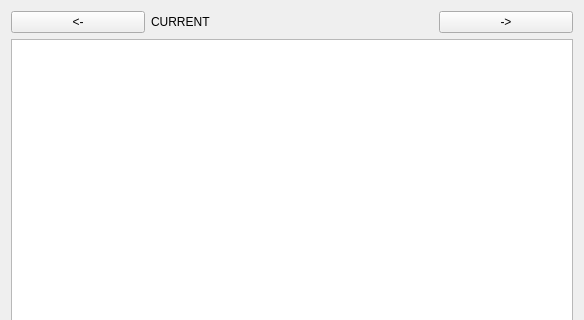
First picture: the form in src/periodsummary.ui, repository pasbi/TiRe, before the edit; both pictures show x 0 to 584 and y 0 to 320 of the 584 by 530 pixel window.
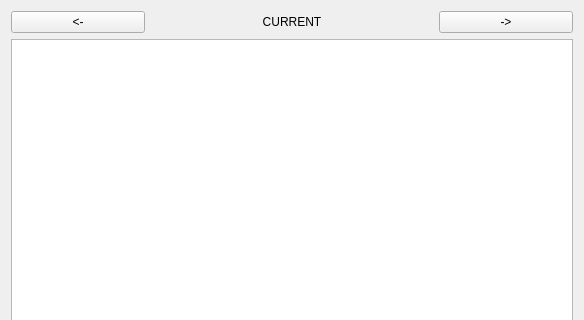
Second picture: the form after the edit.

Diff of the .ui file:
```diff
--- a/src/periodsummary.ui
+++ b/src/periodsummary.ui
@@ -78,6 +78,9 @@
      <property name="text">
       <string>CURRENT</string>
      </property>
+     <property name="alignment">
+      <set>Qt::AlignmentFlag::AlignCenter</set>
+     </property>
     </widget>
    </item>
    <item row="0" column="0">
```
